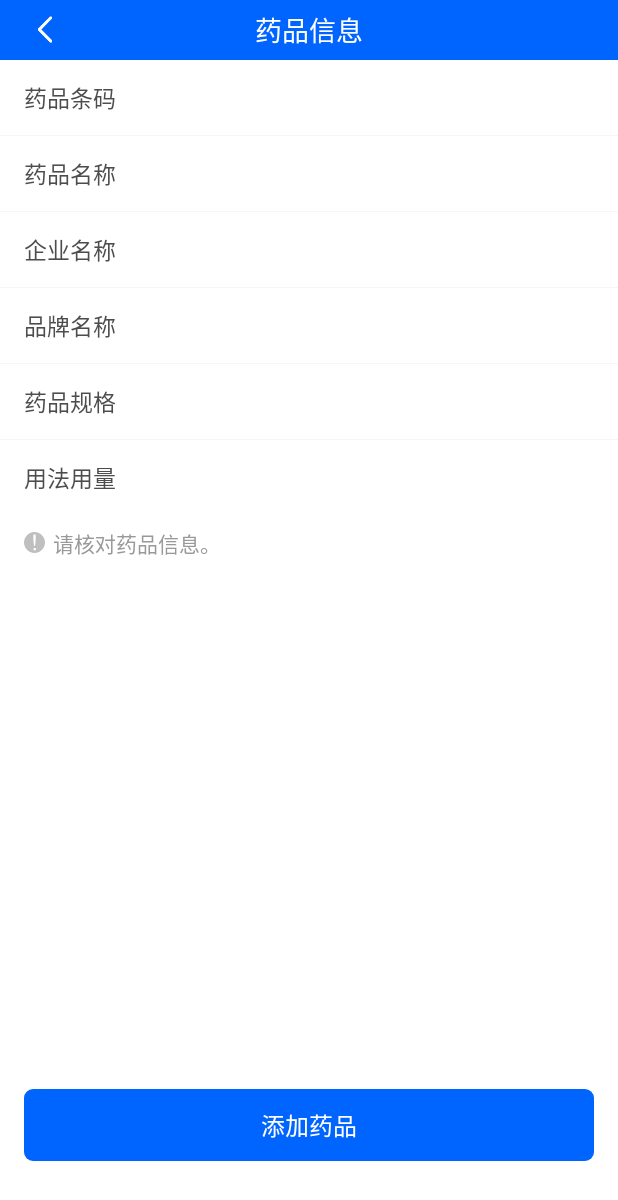
After one commit to linweimao/HealthRecuperationApp, an Android app: the layout activity_drug_info.xml on its own in the app's theme, with its tools: preview values and no code run, on a phone screen of 412 x 824 dp. The commit adds this screen. Shown: the top 1200 px of the screen. Run offline under Robolectric (Android 15) with nearby library versions, the phone set to English and light mode, and no system bars.

Commit message:
实现服药提醒的扫描药品功能

```diff
--- a/app/build.gradle
+++ b/app/build.gradle
@@ -72,4 +72,6 @@ dependencies {
     implementation 'io.github.bmob:android-sdk:3.8.21'
     implementation 'io.reactivex.rxjava2:rxjava:2.2.8'
     implementation 'io.reactivex.rxjava2:rxandroid:2.1.1'
+    // https://github.com/zxing/zxing/
+    implementation 'com.journeyapps:zxing-android-embedded:3.6.0'
 }
--- a/app/src/main/java/com/lwm/healthrecuperationapp/activity/BaseActivity.java
+++ b/app/src/main/java/com/lwm/healthrecuperationapp/activity/BaseActivity.java
@@ -36,6 +36,10 @@ public abstract class BaseActivity extends AppCompatActivity {
 
     public void showToast(String msg) {
         Toast.makeText(mContext, msg, Toast.LENGTH_SHORT).show();
+    }
+
+    public void showToastLengthLong(String msg) {
+        Toast.makeText(mContext, msg, Toast.LENGTH_LONG).show();
     }
 
     // 主线程中提示 Toast
--- a/app/src/main/java/com/lwm/healthrecuperationapp/fragment/HomeFragment.java
+++ b/app/src/main/java/com/lwm/healthrecuperationapp/fragment/HomeFragment.java
@@ -15,6 +15,7 @@ import androidx.recyclerview.widget.RecyclerView;
 
 import com.google.gson.Gson;
 import com.lwm.healthrecuperationapp.R;
+import com.lwm.healthrecuperationapp.activity.DrugCarrierActivity;
 import com.lwm.healthrecuperationapp.activity.EmergencyCallActivity;
 import com.lwm.healthrecuperationapp.activity.FlashActivity;
 import com.lwm.healthrecuperationapp.activity.HealthArticleListActivity;
@@ -157,8 +158,8 @@ public class HomeFragment extends BaseFragment implements View.OnClickListener {
             case R.id.line_nursing_list: // 护工列表
                 navigateTo(NursingListActivity.class);
                 break;
-            case R.id.line_medication_reminder:
-
+            case R.id.line_medication_reminder: // 服药提醒
+                navigateTo(DrugCarrierActivity.class);
                 break;
             case R.id.line_video_call: // 紧急呼叫
                 navigateTo(EmergencyCallActivity.class);
--- /dev/null
+++ b/app/src/main/res/drawable/shape_cor_6_sol_0065ff.xml
@@ -0,0 +1,5 @@
+<?xml version="1.0" encoding="utf-8"?>
+<shape xmlns:android="http://schemas.android.com/apk/res/android">
+    <corners android:radius="@dimen/dimen_6dp" />
+    <solid android:color="@color/color_0065ff" />
+</shape>
--- /dev/null
+++ b/app/src/main/res/layout/activity_drug_info.xml
@@ -0,0 +1,249 @@
+<?xml version="1.0" encoding="utf-8"?>
+<LinearLayout xmlns:android="http://schemas.android.com/apk/res/android"
+    xmlns:app="http://schemas.android.com/apk/res-auto"
+    xmlns:tools="http://schemas.android.com/tools"
+    android:layout_width="match_parent"
+    android:layout_height="match_parent"
+    android:background="@color/color_f5f6f8"
+    android:orientation="vertical"
+    tools:context=".activity.DrugInfoActivity">
+
+    <RelativeLayout
+        android:id="@+id/reLayout_drug_info"
+        android:layout_width="match_parent"
+        android:layout_height="40dp"
+        android:background="@color/color_0065ff"
+        android:paddingHorizontal="@dimen/dimen_24dp">
+
+        <ImageView
+            android:id="@+id/img_drug_info_return"
+            android:layout_width="@dimen/dimen_12dp"
+            android:layout_height="@dimen/dimen_18dp"
+            android:layout_centerVertical="true"
+            android:src="@mipmap/icon_white_left_arrow" />
+
+        <TextView
+            android:layout_width="wrap_content"
+            android:layout_height="wrap_content"
+            android:layout_centerHorizontal="true"
+            android:layout_centerVertical="true"
+            android:text="@string/drug_info"
+            android:textColor="@color/color_ffffff"
+            android:textSize="@dimen/size_18sp" />
+    </RelativeLayout>
+
+    <LinearLayout
+        android:layout_width="match_parent"
+        android:layout_height="match_parent"
+        android:orientation="vertical">
+
+        <LinearLayout
+            android:layout_width="match_parent"
+            android:layout_height="@dimen/dimen_50dp"
+            android:background="@color/color_ffffff"
+            android:gravity="center_vertical"
+            android:orientation="horizontal"
+            android:paddingHorizontal="@dimen/dimen_16dp">
+
+            <TextView
+                android:layout_width="wrap_content"
+                android:layout_height="wrap_content"
+                android:layout_marginRight="@dimen/dimen_10dp"
+                android:text="@string/drug_barcode"
+                android:textColor="@color/color_4d4d4d"
+                android:textSize="@dimen/size_15sp" />
+
+            <TextView
+                android:id="@+id/tv_drug_barcode"
+                android:layout_width="match_parent"
+                android:layout_height="wrap_content"
+                android:gravity="right"
+                android:singleLine="true"
+                android:textColor="@color/color_999999"
+                android:textSize="@dimen/size_14sp" />
+        </LinearLayout>
+
+        <View style="@style/style_line"></View>
+
+        <LinearLayout
+            android:layout_width="match_parent"
+            android:layout_height="@dimen/dimen_50dp"
+            android:background="@color/color_ffffff"
+            android:gravity="center_vertical"
+            android:orientation="horizontal"
+            android:paddingHorizontal="@dimen/dimen_16dp">
+
+            <TextView
+                android:layout_width="wrap_content"
+                android:layout_height="wrap_content"
+                android:layout_marginRight="@dimen/dimen_10dp"
+                android:text="@string/drug_name"
+                android:textColor="@color/color_4d4d4d"
+                android:textSize="@dimen/size_15sp" />
+
+            <TextView
+                android:id="@+id/tv_drug_name"
+                android:layout_width="match_parent"
+                android:layout_height="wrap_content"
+                android:gravity="right"
+                android:singleLine="true"
+                android:textColor="@color/color_999999"
+                android:textSize="@dimen/size_14sp" />
+        </LinearLayout>
+
+        <View style="@style/style_line"></View>
+
+        <LinearLayout
+            android:layout_width="match_parent"
+            android:layout_height="@dimen/dimen_50dp"
+            android:background="@color/color_ffffff"
+            android:gravity="center_vertical"
+            android:orientation="horizontal"
+            android:paddingHorizontal="@dimen/dimen_16dp">
+
+            <TextView
+                android:layout_width="wrap_content"
+                android:layout_height="wrap_content"
+                android:layout_marginRight="@dimen/dimen_10dp"
+                android:text="@string/enterprise_name"
+                android:textColor="@color/color_4d4d4d"
+                android:textSize="@dimen/size_15sp" />
+
+            <TextView
+                android:id="@+id/tv_enterprise_name"
+                android:layout_width="match_parent"
+                android:layout_height="wrap_content"
+                android:gravity="right"
+                android:singleLine="true"
+                android:textColor="@color/color_999999"
+                android:textSize="@dimen/size_14sp" />
+        </LinearLayout>
+
+        <View style="@style/style_line"></View>
+
+        <LinearLayout
+            android:layout_width="match_parent"
+            android:layout_height="@dimen/dimen_50dp"
+            android:background="@color/color_ffffff"
+            android:gravity="center_vertical"
+            android:orientation="horizontal"
+            android:paddingHorizontal="@dimen/dimen_16dp">
+
+            <TextView
+                android:layout_width="wrap_content"
+                android:layout_height="wrap_content"
+                android:layout_marginRight="@dimen/dimen_10dp"
+                android:text="@string/brand_name"
+                android:textColor="@color/color_4d4d4d"
+                android:textSize="@dimen/size_15sp" />
+
+            <TextView
+                android:id="@+id/tv_brand_name"
+                android:layout_width="match_parent"
+                android:layout_height="wrap_content"
+                android:gravity="right"
+                android:singleLine="true"
+                android:textColor="@color/color_999999"
+                android:textSize="@dimen/size_14sp" />
+        </LinearLayout>
+
+        <View style="@style/style_line"></View>
+
+        <LinearLayout
+            android:layout_width="match_parent"
+            android:layout_height="@dimen/dimen_50dp"
+            android:background="@color/color_ffffff"
+            android:gravity="center_vertical"
+            android:orientation="horizontal"
+            android:paddingHorizontal="@dimen/dimen_16dp">
+
+            <TextView
+                android:layout_width="wrap_content"
+                android:layout_height="wrap_content"
+                android:layout_marginRight="@dimen/dimen_10dp"
+                android:text="@string/drug_specifications"
+                android:textColor="@color/color_4d4d4d"
+                android:textSize="@dimen/size_15sp" />
+
+            <TextView
+                android:id="@+id/tv_drug_specifications"
+                android:layout_width="match_parent"
+                android:layout_height="wrap_content"
+                android:gravity="right"
+                android:singleLine="true"
+                android:textColor="@color/color_999999"
+                android:textSize="@dimen/size_14sp" />
+        </LinearLayout>
+
+        <View style="@style/style_line"></View>
+
+        <LinearLayout
+            android:layout_width="match_parent"
+            android:layout_height="@dimen/dimen_50dp"
+            android:background="@color/color_ffffff"
+            android:gravity="center_vertical"
+            android:orientation="horizontal"
+            android:paddingHorizontal="@dimen/dimen_16dp">
+
+            <TextView
+                android:layout_width="wrap_content"
+                android:layout_height="wrap_content"
+                android:layout_marginRight="@dimen/dimen_10dp"
+                android:text="@string/drugs_usage_and_dosage"
+                android:textColor="@color/color_4d4d4d"
+                android:textSize="@dimen/size_15sp" />
+
+            <TextView
+                android:id="@+id/tv_drugs_usage_and_dosage"
+                android:layout_width="match_parent"
+                android:layout_height="wrap_content"
+                android:gravity="right"
+                android:singleLine="true"
+                android:textColor="@color/color_999999"
+                android:textSize="@dimen/size_14sp" />
+        </LinearLayout>
+
+        <RelativeLayout
+            android:layout_width="match_parent"
+            android:layout_height="match_parent"
+            android:background="@color/color_ffffff"
+            android:paddingHorizontal="@dimen/dimen_16dp">
+
+            <LinearLayout
+                android:layout_width="match_parent"
+                android:layout_height="wrap_content"
+                android:layout_marginTop="@dimen/dimen_8dp"
+                android:orientation="horizontal">
+
+                <ImageView
+                    android:layout_width="@dimen/dimen_14dp"
+                    android:layout_height="@dimen/dimen_14dp"
+                    android:layout_marginTop="@dimen/dimen_3dp"
+                    android:src="@mipmap/ic_thb_invest_item_tips" />
+
+                <TextView
+                    android:layout_width="match_parent"
+                    android:layout_height="wrap_content"
+                    android:layout_marginLeft="@dimen/dimen_5dp"
+                    android:lineHeight="@dimen/dimen_20dp"
+                    android:text="@string/verify_drug_information"
+                    android:textColor="@color/color_999999"
+                    android:textSize="@dimen/size_14sp" />
+            </LinearLayout>
+
+            <TextView
+                android:id="@+id/tv_add_medication"
+                android:layout_width="match_parent"
+                android:layout_height="wrap_content"
+                android:layout_alignParentBottom="true"
+                android:layout_marginBottom="@dimen/dimen_50dp"
+                android:background="@drawable/shape_cor_6_sol_0065ff"
+                android:gravity="center"
+                android:paddingVertical="@dimen/size_12sp"
+                android:text="@string/add_medication"
+                android:textColor="@color/color_ffffff"
+                android:textSize="@dimen/size_16sp" />
+
+        </RelativeLayout>
+    </LinearLayout>
+</LinearLayout>
--- a/app/src/main/res/values/strings.xml
+++ b/app/src/main/res/values/strings.xml
@@ -124,6 +124,23 @@
     <string name="nurseinfo_type_of_care">护理类型</string>
     <string name="nurseinfo_nursing_years">护理年数</string>
     <string name="query_failed">查询失败</string>
+    <!-- 服药提醒 -->
+    <string name="scan_drugs">扫描药品</string>
+    <string name="drug_list">药品列表</string>
+    <string name="drug_info">药品信息</string>
+    <string name="drug_barcode">药品条码</string>
+    <string name="drug_name">药品名称</string>
+    <string name="enterprise_name">企业名称</string>
+    <string name="brand_name">品牌名称</string>
+    <string name="drug_specifications">药品规格</string>
+    <string name="drugs_usage_and_dosage">用法用量</string>
+    <string name="drugs_entry_time">录入时间</string>
+    <string name="verify_drug_information">请核对药品信息。</string>
+    <string name="add_medication">添加药品</string>
+    <string name="please_align_the_qr_code">请对准二维码</string>
+    <string name="scan_code_failed">扫码识别失败，请重试</string>
+    <string name="drug_inf_not_entered">该药品信息暂未录入。</string>
+    <string name="drug_list_item_set_reminders">设置提醒</string>
 
     <!--关于我们-->
     <string name="about_us">关于康养</string>
```
Also changed, not shown: app/src/main/AndroidManifest.xml (+16 -0 lines), app/src/main/java/com/lwm/healthrecuperationapp/activity/DrugCarrierActivity.java (added, +103 -0 lines), app/src/main/java/com/lwm/healthrecuperationapp/activity/DrugInfoActivity.java (added, +90 -0 lines), app/src/main/java/com/lwm/healthrecuperationapp/activity/DrugListActivity.java (added, +22 -0 lines), app/src/main/java/com/lwm/healthrecuperationapp/activity/ScanActivity.java (added, +14 -0 lines), app/src/main/java/com/lwm/healthrecuperationapp/entity/DrugInfo.java (added, +74 -0 lines), app/src/main/res/layout/activity_drug_carrier.xml (added, +83 -0 lines), app/src/main/res/layout/activity_drug_list.xml (added, +10 -0 lines), app/src/main/res/mipmap-xhdpi/ic_thb_invest_item_tips.png (added), app/src/main/res/mipmap-xhdpi/icon_drug_entry.png (added).
